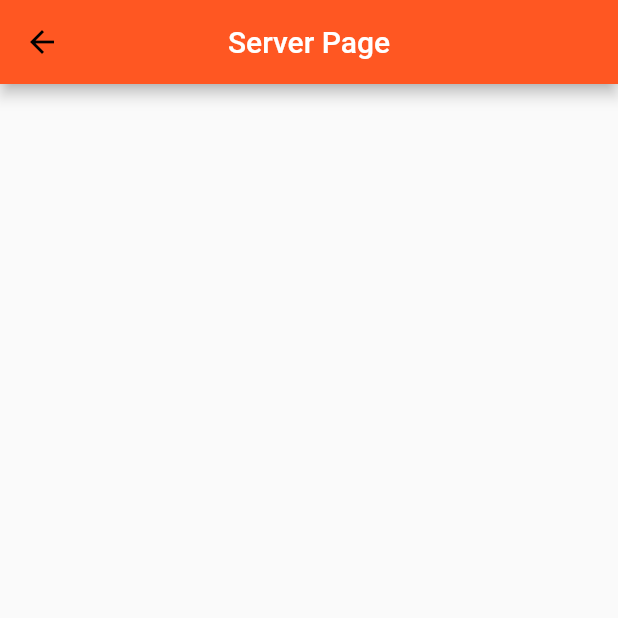
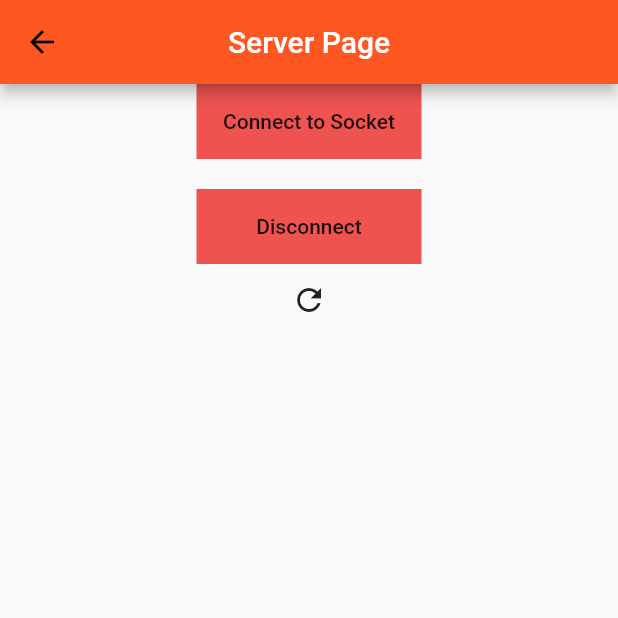
Before and after one commit to Abhaysingh10/WebRTC, a Flutter app: the screen it shows after launch, after a tap on the "add" icon, on a phone screen of 412 x 824 dp, the top half of it. Run offline on Flutter 3.47's test engine with Material 2 defaults, Android fonts, the phone set to English and light mode, and no system bars; our stand-ins replace socket_io_client; network calls fail.

Commit message:
Stuck on array list(list of user)

```diff
--- a/lib/main.dart
+++ b/lib/main.dart
@@ -14,6 +14,7 @@ class MyApp extends StatelessWidget {
   @override
   Widget build(BuildContext context) {
     return MaterialApp(
+      debugShowCheckedModeBanner: false,
       title: "Websocket",
       theme: ThemeData(primarySwatch: Colors.deepOrange),
       home: MyHomePage(
--- a/lib/new_page.dart
+++ b/lib/new_page.dart
@@ -1,3 +1,4 @@
+import 'dart:math';
 import 'package:flutter/material.dart';
 import 'package:socket_io_client/socket_io_client.dart' as IO;
 import 'package:web_socket/main.dart';
@@ -10,27 +11,66 @@ class ServerPage extends StatefulWidget {
 }
 
 class _ServerPageState extends State<ServerPage> {
+  late String _selfId = getRandomString(8);
+  late IO.Socket socket;
+  //Random Number Generation for UserID
+  var _chars = 'AaBbCcDdEeFfGgHhIiJjKkLlMmNnOoPpQqRrSsTtUuVvWwXxYyZz1234567890';
+  Random _rnd = Random();
+  int? arrayUserLength;
+  late List<dynamic> arrayUser;
+  String getRandomString(int length) => String.fromCharCodes(Iterable.generate(
+      length, (_) => _chars.codeUnitAt(_rnd.nextInt(_chars.length))));
+
   @override
   void initState() {
     connect();
-    // TODO: implement initState
+    //refresh().whenComplete(() => null);
     super.initState();
   }
 
-  void connect() {
-    IO.Socket socket = IO.io("http://192.168.29.230:5000", <String, dynamic>{
+  connect() async {
+    print("This is SelfId => " + _selfId);
+    socket = IO.io("http://bcb2fea4c0f0.ngrok.io", <String, dynamic>{
       "transports": ["websocket"],
       "autoConnect": false
     });
     socket.connect();
-    socket.emit("/test", "Hello world");
-    socket.onConnect((data) => print("connected"));
+    socket.emit("connection", _selfId);
+    socket.on("connectionResponse", (data) => {});
+    socket.onConnect((data) {
+      print("connected");
+      socket.on("OnlineUsers", (data) {
+        //  print(data);
+      });
+    });
+    print(socket.connected);
+  }
+
+  List<dynamic> refresh() {
+    socket.emit("refresh");
+    socket.on("RefreshResponse", (users) {
+      List<dynamic> userID = users;
+      return userID;
+    });
+  }
+
+  update(users) {
+    List<dynamic> userId = users;
+    print(userId);
+  }
+
+  void disconnect() {
+    socket.emit("disconnectt");
+    //socket.disconnect();
+    print(socket.connected);
   }
 
   @override
   Widget build(BuildContext context) {
     return Scaffold(
         appBar: AppBar(
+          actionsIconTheme:
+              IconThemeData(color: Colors.amber, size: 30, opacity: 10),
           automaticallyImplyLeading: true,
           leading: BackButton(
               color: Colors.black,
@@ -38,6 +78,57 @@ class _ServerPageState extends State<ServerPage> {
                   context, MaterialPageRoute(builder: (c) => MyApp()))),
           centerTitle: true,
           title: new Text("Server Page"),
-    ));
+        ),
+        // body: FutureBuilder(
+        //     future: null,
+        //     builder: (context, snapshot) {
+        //       if (snapshot.data == null) {
+        //         return Container(
+        //           child: Center(
+        //             child: Text("Loading..."),
+        //           ),
+        //         );
+        //       } else {
+        //         return ListView.builder(
+        //             itemCount: 5,
+        //             itemBuilder: (BuildContext buildContext, int index) {
+        //               return ListTile(
+        //                 title: Text(snapshot.data.toString()),
+        //               );
+        //             });
+        //       }
+        //     })
+        //body:
+        body: Center(
+            child: Column(children: [
+          Container(
+            height: 50,
+            width: 150,
+            color: Colors.red[400],
+            child: MaterialButton(
+              onPressed: () {
+                connect();
+              },
+              child: Text("Connect to Socket"),
+            ),
+          ),
+          SizedBox(
+            height: 20.0,
+          ),
+          Container(
+            height: 50,
+            width: 150,
+            color: Colors.red[400],
+            child: MaterialButton(
+              onPressed: () => disconnect(),
+              child: Text("Disconnect"),
+            ),
+          ),
+          Container(
+              child: IconButton(
+            icon: Icon(Icons.refresh),
+            onPressed: () => refresh(),
+          )),
+        ])));
   }
 }
--- /dev/null
+++ b/lib/user_model.dart
@@ -0,0 +1,7 @@
+import 'package:flutter/cupertino.dart';
+
+class User {
+  late String id;
+
+  User({required this.id});
+}
--- a/pubspec.yaml
+++ b/pubspec.yaml
@@ -24,6 +24,7 @@ dependencies:
   flutter:
     sdk: flutter
   socket_io_client:
+  random_string: ^2.1.0
 
 
   # The following adds the Cupertino Icons font to your application.
```
Also changed, not shown: pubspec.lock. Lines whose indentation alone changed are shown as unchanged.
